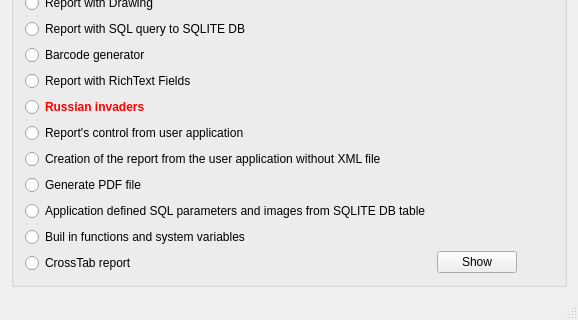
First picture: the form in QtRptDemo/mainwindow.ui, repository qt-project/qtrpt, before the edit; both pictures show x 0 to 578 and y 283 to 603 of the 578 by 603 pixel window.
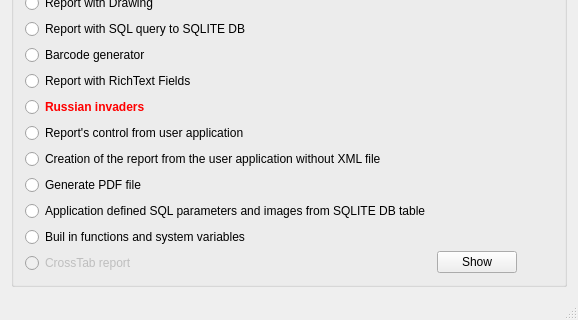
Second picture: the form after the edit. Icons and pictures are not drawn.

Diff of the .ui file:
```diff
--- a/QtRptDemo/mainwindow.ui
+++ b/QtRptDemo/mainwindow.ui
@@ -174,6 +174,9 @@
          </item>
          <item>
           <widget class="QRadioButton" name="rBtn18">
+           <property name="enabled">
+            <bool>false</bool>
+           </property>
            <property name="text">
             <string>CrossTab report</string>
            </property>
```
Left out of the diff: 2 changed lines with no effect on the pictures.
